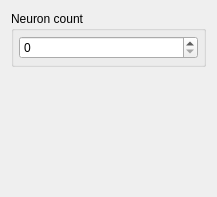
Qt form Sources/GUI/layeritem.ui (ShelenkovAnton/Neural_Net) before a commit.
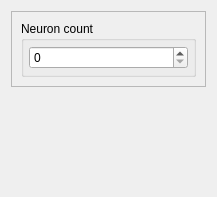
The same form after that commit.

Patch:
```diff
--- a/Sources/GUI/layeritem.ui
+++ b/Sources/GUI/layeritem.ui
@@ -15,6 +15,15 @@
   </property>
   <layout class="QVBoxLayout" name="verticalLayout">
    <item>
+    <widget class="QFrame" name="frame">
+     <property name="frameShape">
+      <enum>QFrame::StyledPanel</enum>
+     </property>
+     <property name="frameShadow">
+      <enum>QFrame::Raised</enum>
+     </property>
+     <layout class="QVBoxLayout" name="verticalLayout_2">
+      <item>
     <widget class="QGroupBox" name="groupBox">
      <property name="title">
       <string>Neuron count</string>
@@ -37,6 +46,9 @@
       </property>
       <item>
        <widget class="QSpinBox" name="spinBox"/>
+         </item>
+        </layout>
+       </widget>
       </item>
      </layout>
     </widget>
```
Lines whose indentation alone changed are shown as unchanged.
